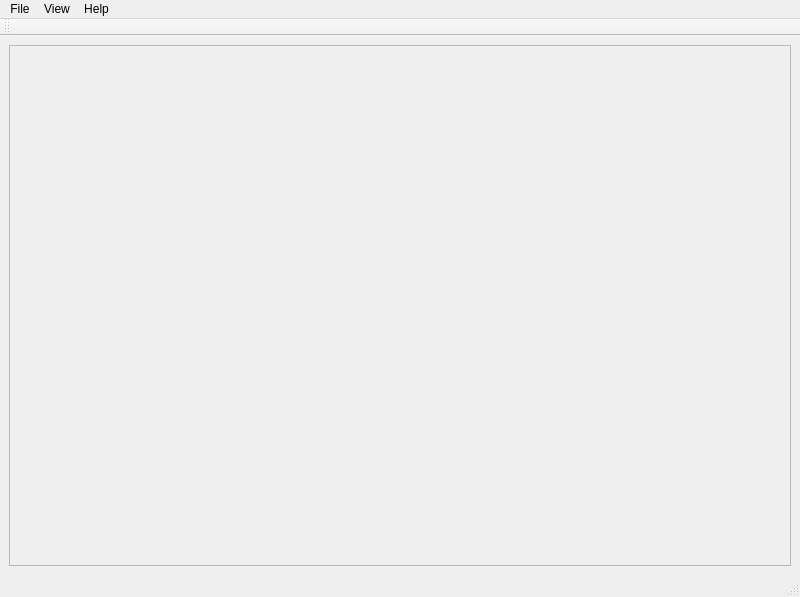
The window that lib/mainwindow/mainwindow.ui (BigCubeCat/paint) describes before a commit, drawn with Qt 5.
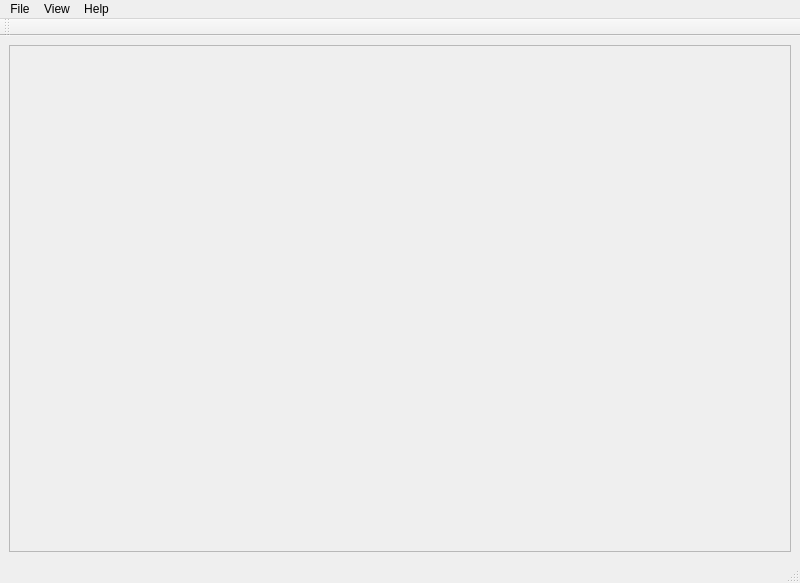
The same window after the commit.

Patch:
```diff
--- a/lib/mainwindow/mainwindow.ui
+++ b/lib/mainwindow/mainwindow.ui
@@ -7,9 +7,15 @@
     <x>0</x>
     <y>0</y>
     <width>800</width>
-    <height>597</height>
+    <height>583</height>
    </rect>
   </property>
+  <property name="minimumSize">
+   <size>
+    <width>640</width>
+    <height>480</height>
+   </size>
+  </property>
   <property name="windowTitle">
    <string>ICG Paint</string>
   </property>
@@ -26,7 +32,7 @@
          <x>0</x>
          <y>0</y>
          <width>780</width>
-         <height>508</height>
+         <height>494</height>
         </rect>
        </property>
       </widget>
```
